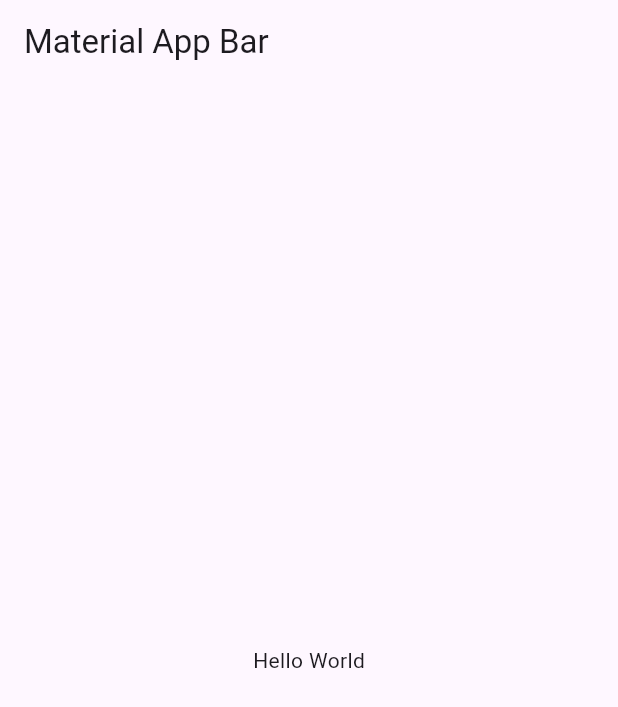
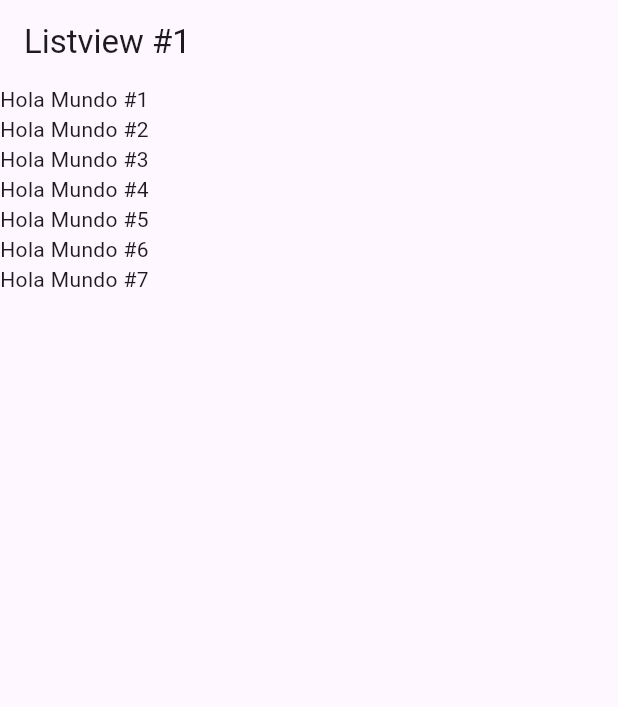
Before and after one commit to Juxn89/flutter-udemy, a Flutter app: the screen it shows after launch, on a phone screen of 412 x 824 dp. Shown: the top 707 px of the screen. Run offline on Flutter 3.47's test engine with Material 3 defaults, Android fonts, the light colour scheme and no system bars.

Commit message:
Render a basic listview.

```diff
--- a/lib/main.dart
+++ b/lib/main.dart
@@ -1,4 +1,5 @@
 import 'package:flutter/material.dart';
+import 'package:components_app/screens/listview1_screen.dart';
 
 void main() => runApp(const MyApp());
 
@@ -8,15 +9,9 @@ class MyApp extends StatelessWidget {
 	@override
 	Widget build(BuildContext context) {
 		return MaterialApp(
+			debugShowCheckedModeBanner: false,
 			title: 'Material App',
-			home: Scaffold(
-				appBar: AppBar(
-					title: const Text('Material App Bar'),
-				),
-				body: const Center(
-					child: Text('Hello World'),
-				),
-			),
+			home: ListView1Screen()
 		);
 	}
 }
--- /dev/null
+++ b/lib/screens/listview1_screen.dart
@@ -0,0 +1,26 @@
+import 'package:flutter/material.dart';
+
+class ListView1Screen extends StatelessWidget {
+
+	const ListView1Screen({Key? key}) : super(key: key);
+
+	@override
+	Widget build(BuildContext context) {
+		return Scaffold(
+			appBar: AppBar(
+				title: Text('Listview #1'),
+			),
+			body: ListView(
+				children: [
+					Text('Hola Mundo #1'),
+					Text('Hola Mundo #2'),
+					Text('Hola Mundo #3'),
+					Text('Hola Mundo #4'),
+					Text('Hola Mundo #5'),
+					Text('Hola Mundo #6'),
+					Text('Hola Mundo #7'),
+				],
+			)
+		);
+	}
+}
```
